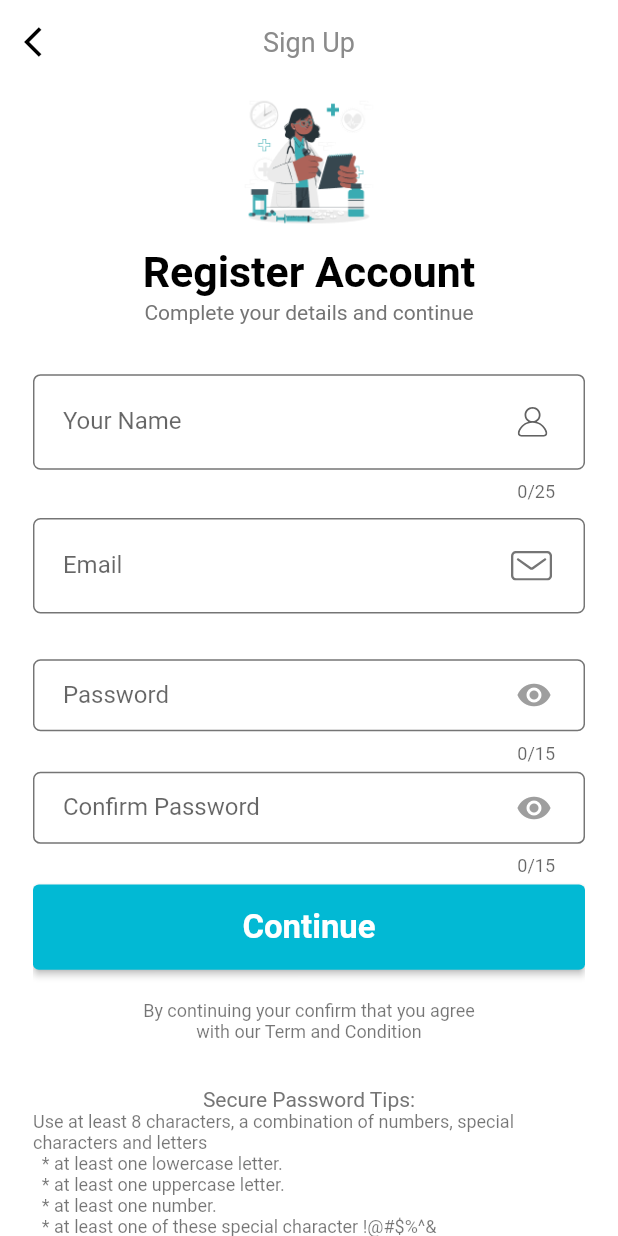
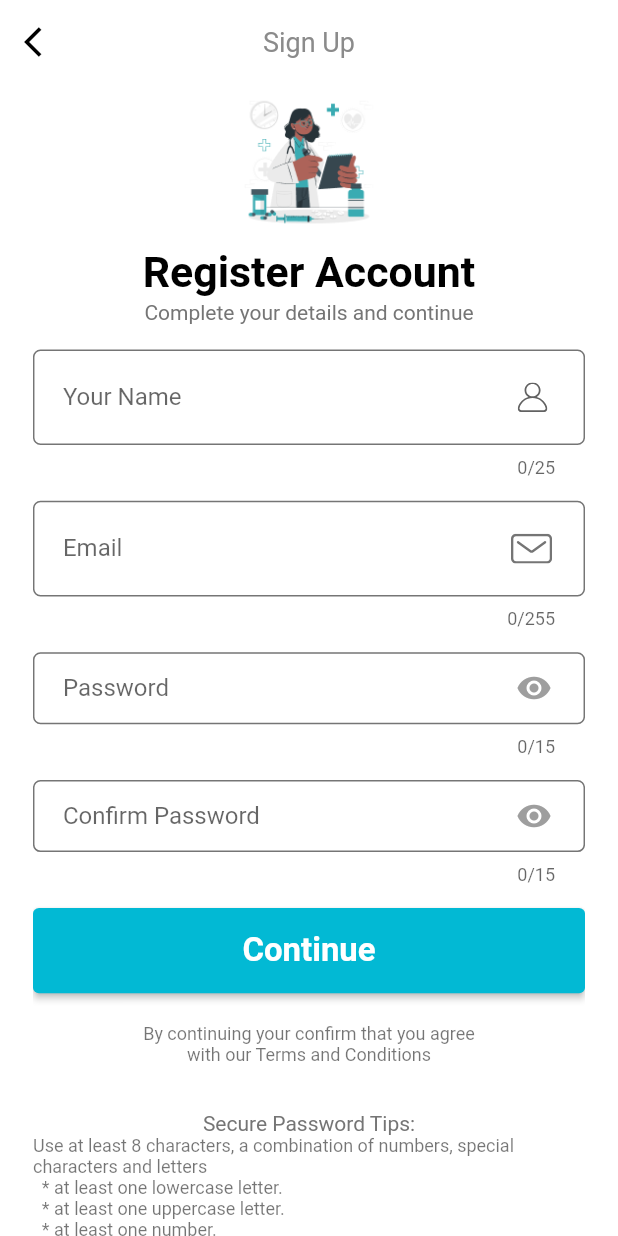
Before and after one commit to yuviSomavamshi/traciex-flutter, a Flutter app: the SignUpScreen screen opened by its route, on a phone screen of 412 x 824 dp. Run offline on Flutter 3.47's test engine with Material 2 defaults, Android fonts, the phone set to English and light mode, and no system bars; our stand-ins replace dio, dropdown_formfield, flutter_spinkit, flutter_svg, image_cropper, image_picker and 4 more; missing offline and left inert: circular_countdown, encrypt, flutter_socket_io, poller, qr_code_scanner, time_formatter; accounts and stored records are empty; Roboto replaces fonts that are missing (Poppins).

Commit message:
Bug fixes

```diff
--- a/lib/screens/default_test_location/default_test_location_screen.dart
+++ b/lib/screens/default_test_location/default_test_location_screen.dart
@@ -1,4 +1,5 @@
 import 'package:flutter/material.dart';
+
 import 'components/body.dart';
 
 class DefaultTestLocation extends StatelessWidget {
--- a/lib/screens/reset_password/components/body.dart
+++ b/lib/screens/reset_password/components/body.dart
@@ -118,7 +118,7 @@ class _ResetPassFormState extends State<ResetPassForm> {
           SizedBox(height: getProportionateScreenHeight(15)),
           Text("Secure Password Tips:"),
           Text(
-              "Use at least 8 characters, a combination of numbers, special characters and letters\n\t\t* at least one lowercase letter.\n\t\t* at least one uppercase letter.\n\t\t* at least one number.\n\t\t* at least one of the special character !@#\$%^&\n\t",
+              "Use at least 8 characters, a combination of numbers, special characters and letters\n\t\t* at least one lowercase letter.\n\t\t* at least one uppercase letter.\n\t\t* at least one number.\n\t\t* at least one of the special characters !@#\$%^&\n\t",
               textAlign: TextAlign.left,
               style: Theme.of(context).textTheme.caption)
         ],
--- a/lib/screens/sign_in/components/sign_form.dart
+++ b/lib/screens/sign_in/components/sign_form.dart
@@ -37,7 +37,7 @@ class _SignFormState extends State<SignForm> {
       child: Column(
         children: [
           buildEmailFormField(),
-          SizedBox(height: getProportionateScreenHeight(30)),
+          SizedBox(height: getProportionateScreenHeight(15)),
           buildPasswordFormField(),
           SizedBox(height: getProportionateScreenHeight(5)),
           Row(
@@ -151,6 +151,7 @@ class _SignFormState extends State<SignForm> {
 
   TextFormField buildEmailFormField() {
     return TextFormField(
+      maxLength: 255,
       keyboardType: TextInputType.emailAddress,
       onSaved: (newValue) => email = newValue,
       validator: (value) {
--- a/lib/screens/sign_up/components/body.dart
+++ b/lib/screens/sign_up/components/body.dart
@@ -26,18 +26,18 @@ class Body extends StatelessWidget {
                   "Complete your details and continue",
                   textAlign: TextAlign.center,
                 ),
-                SizedBox(height: SizeConfig.screenHeight * 0.04),
+                SizedBox(height: SizeConfig.screenHeight * 0.02),
                 SignUpForm(),
                 SizedBox(height: getProportionateScreenHeight(20)),
                 Text(
-                  'By continuing your confirm that you agree \nwith our Term and Condition',
+                  'By continuing your confirm that you agree \nwith our Terms and Conditions',
                   textAlign: TextAlign.center,
                   style: Theme.of(context).textTheme.caption,
                 ),
                 SizedBox(height: getProportionateScreenHeight(30)),
                 Text("Secure Password Tips:"),
                 Text(
-                    "Use at least 8 characters, a combination of numbers, special characters and letters\n\t\t* at least one lowercase letter.\n\t\t* at least one uppercase letter.\n\t\t* at least one number.\n\t\t* at least one of these special character !@#\$%^&\n\t",
+                    "Use at least 8 characters, a combination of numbers, special characters and letters\n\t\t* at least one lowercase letter.\n\t\t* at least one uppercase letter.\n\t\t* at least one number.\n\t\t* at least one of these special characters !@#\$%^&\n\t",
                     textAlign: TextAlign.left,
                     style: Theme.of(context).textTheme.caption)
               ],
--- a/lib/screens/sign_up/components/sign_up_form.dart
+++ b/lib/screens/sign_up/components/sign_up_form.dart
@@ -48,13 +48,13 @@ class _SignUpFormState extends State<SignUpForm> {
       child: Column(
         children: [
           buildFirstNameFormField(),
-          SizedBox(height: getProportionateScreenHeight(10)),
+          SizedBox(height: getProportionateScreenHeight(15)),
           buildEmailFormField(),
-          SizedBox(height: getProportionateScreenHeight(30)),
+          SizedBox(height: getProportionateScreenHeight(15)),
           buildPasswordFormField(),
-          SizedBox(height: getProportionateScreenHeight(5)),
+          SizedBox(height: getProportionateScreenHeight(15)),
           buildConfirmPassFormField(),
-          SizedBox(height: getProportionateScreenHeight(5)),
+          SizedBox(height: getProportionateScreenHeight(15)),
           DefaultButton(
             text: "Continue",
             press: () {
@@ -158,6 +158,7 @@ class _SignUpFormState extends State<SignUpForm> {
 
   TextFormField buildEmailFormField() {
     return TextFormField(
+      maxLength: 255,
       keyboardType: TextInputType.emailAddress,
       onSaved: (newValue) => email = newValue,
       onChanged: (value) {
```
Also changed, not shown: lib/screens/change_password/components/body.dart (+6 -7 lines), lib/screens/default_test_location/components/body.dart (+9 -5 lines), 2 other files.
